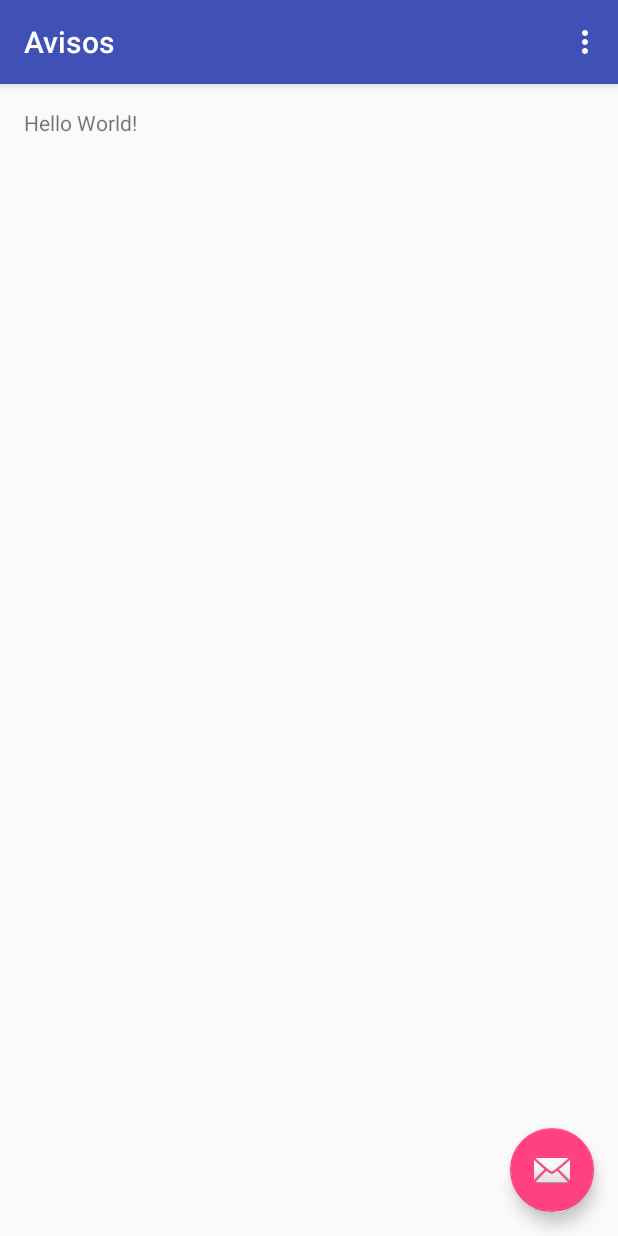
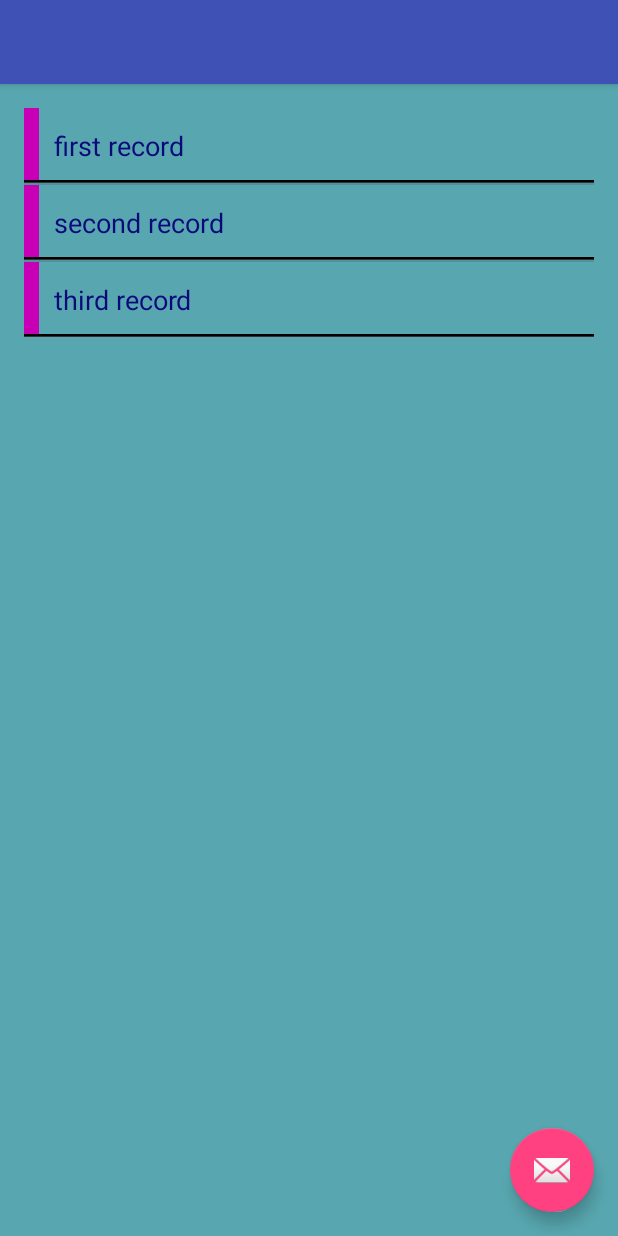
Before and after one commit to juandiego26/Avisos, an Android app: the screen it shows after launch (AvisosActivity), on a phone screen of 412 x 824 dp. Run offline under Robolectric (Android 15) with nearby library versions, the phone set to English and light mode, and no system bars.

Commit message:
Añadir ListView con colores personalizados

```diff
--- a/app/src/main/java/com/inkodex/avisos/AvisosActivity.java
+++ b/app/src/main/java/com/inkodex/avisos/AvisosActivity.java
@@ -8,24 +8,29 @@ import android.support.v7.widget.Toolbar;
 import android.view.View;
 import android.view.Menu;
 import android.view.MenuItem;
+import android.widget.ArrayAdapter;
+import android.widget.ListView;
 
 public class AvisosActivity extends AppCompatActivity {
+
+    private ListView mListView; //creamos una clase privada mListview
 
     @Override
     protected void onCreate(Bundle savedInstanceState) {
         super.onCreate(savedInstanceState);
         setContentView(R.layout.activity_avisos);
-        Toolbar toolbar = (Toolbar) findViewById(R.id.toolbar);
-        setSupportActionBar(toolbar);
-
-        FloatingActionButton fab = (FloatingActionButton) findViewById(R.id.fab);
-        fab.setOnClickListener(new View.OnClickListener() {
-            @Override
-            public void onClick(View view) {
-                Snackbar.make(view, "Replace with your own action", Snackbar.LENGTH_LONG)
-                        .setAction("Action", null).show();
-            }
-        });
+        mListView = (ListView)findViewById(R.id.listView);// busca la LisView con el id
+        //the arrayAdapter is the controller in our
+        //model-view-controller relationship. (controller)
+        ArrayAdapter<String> arrayAdapter = new ArrayAdapter<String>( // arrayAdapater toma 3 parametros
+                //context
+                this, // el primer parametro es el contexto
+                R.layout.avisos_row,// adapater tiene que saber cual es el layout
+                //row (view)
+                R.id.row_text, //el campo o los campos se le pasa el id
+                //data (model) con datos falsos para probar nuestra Listview
+                new String[]{"first record","second record","third record"});// el ultimo parametro es un string
+        mListView.setAdapter(arrayAdapter);
     }
 
     @Override
--- /dev/null
+++ b/app/src/main/res/layout/avisos_row.xml
@@ -0,0 +1,49 @@
+<?xml version="1.0" encoding="utf-8"?>
+<LinearLayout xmlns:android="http://schemas.android.com/apk/res/android"
+              android:layout_width="match_parent"
+              android:layout_height="50dp"
+              android:orientation="vertical"
+              android:background="@color/azul_claro">
+
+    <LinearLayout
+        android:orientation="horizontal"
+        android:layout_width="match_parent"
+        android:layout_height="48dp">
+        <view
+            android:layout_width="10dp"
+            android:layout_height="match_parent"
+            class="android.view.View"
+            android:id="@+id/row_tab"
+            android:background="@color/rosa"/>
+
+        <TextView
+            android:layout_width="match_parent"
+            android:layout_height="50dp"
+            android:textAppearance="?android:attr/textAppearanceLarge"
+            android:text="Aviso Text"
+            android:id="@+id/row_text"
+            android:textSize="18sp"
+            android:gravity="center_vertical"
+            android:background="@color/azul_claro"
+            android:padding="10dp"
+            android:textColor="@color/azul_oscuro"
+            android:ellipsize="end"
+            android:maxLines="1"
+            />
+    </LinearLayout>
+
+    <view
+
+        class="android.view.View"
+        android:layout_width="fill_parent"
+        android:layout_height="1dp"
+        android:background="#000"/>
+
+    <view
+
+        class="android.view.View"
+        android:layout_width="fill_parent"
+        android:layout_height="1dp"
+        android:background="#333"/>
+
+</LinearLayout>
--- a/app/src/main/res/layout/content_avisos.xml
+++ b/app/src/main/res/layout/content_avisos.xml
@@ -4,6 +4,7 @@
     xmlns:app="http://schemas.android.com/apk/res-auto"
     xmlns:tools="http://schemas.android.com/tools"
     android:layout_width="match_parent"
+    android:background="@color/azul_claro"
     android:layout_height="match_parent"
     android:paddingBottom="@dimen/activity_vertical_margin"
     android:paddingLeft="@dimen/activity_horizontal_margin"
@@ -13,8 +14,12 @@
     tools:context="com.inkodex.avisos.AvisosActivity"
     tools:showIn="@layout/activity_avisos">
 
-    <TextView
-        android:layout_width="wrap_content"
+    <ListView
+        android:layout_width="match_parent"
         android:layout_height="wrap_content"
-        android:text="Hello World!"/>
+        android:id="@+id/listView"
+        android:layout_alignParentTop="true"
+        android:layout_alignParentRight="true"
+        android:layout_alignParentEnd="true"
+        tools:listitem="@layout/avisos_row"/>
 </RelativeLayout>
--- a/app/src/main/res/values/colors.xml
+++ b/app/src/main/res/values/colors.xml
@@ -3,4 +3,7 @@
     <color name="colorPrimary">#3F51B5</color>
     <color name="colorPrimaryDark">#303F9F</color>
     <color name="colorAccent">#FF4081</color>
+    <color name="azul_claro">#58A7B0</color>
+    <color name="rosa">#C800B5</color>
+    <color name="azul_oscuro">#09097B</color>
 </resources>
--- a/build.gradle
+++ b/build.gradle
@@ -5,7 +5,7 @@ buildscript {
         jcenter()
     }
     dependencies {
-        classpath 'com.android.tools.build:gradle:2.1.0'
+        classpath 'com.android.tools.build:gradle:2.1.2'
 
         // NOTE: Do not place your application dependencies here; they belong
         // in the individual module build.gradle files
```
